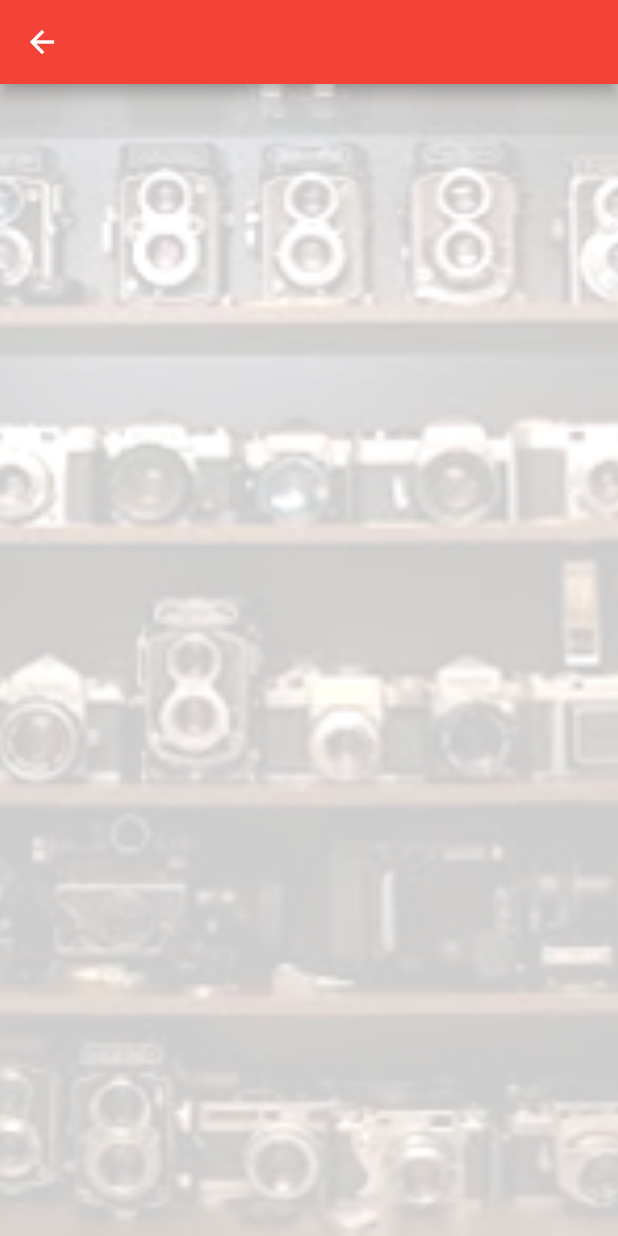
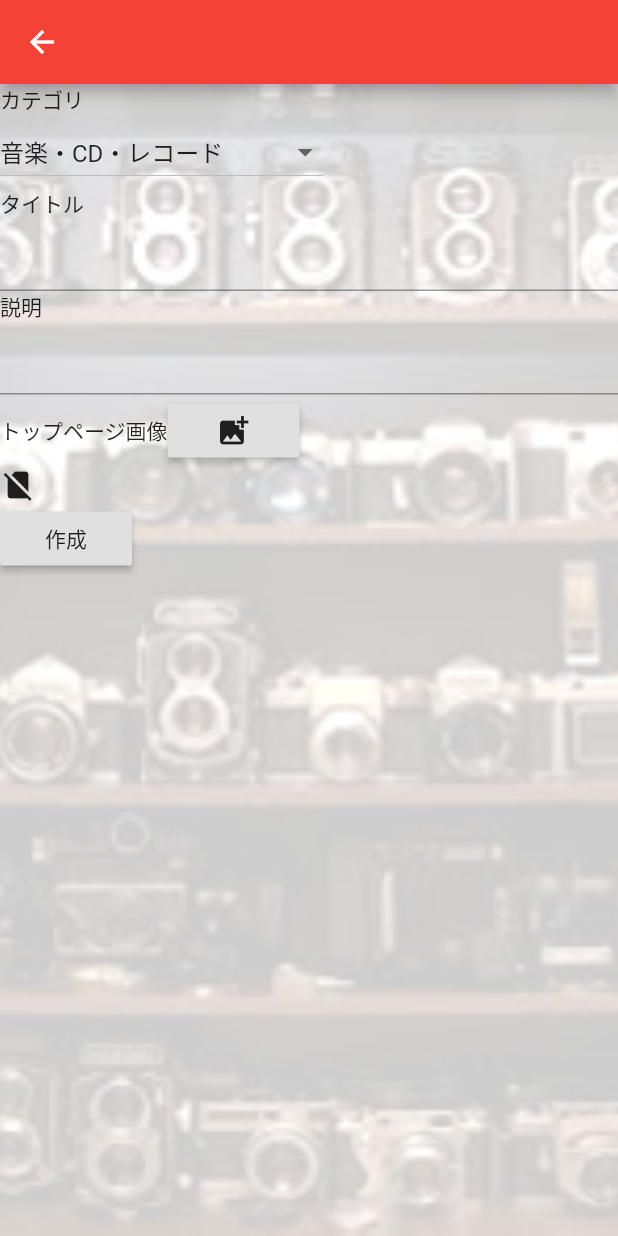
Before and after one commit to naito-yuki/PSPT, a Flutter app: the CreateMyRoom screen opened by its route, on a phone screen of 412 x 824 dp. Run offline on Flutter 3.47's test engine with Material 2 defaults, Android fonts, the phone set to English and light mode, and no system bars; our stand-ins replace image_picker.

Commit message:
各自担当分マージ

```diff
--- a/my_colle/lib/CreateMyRoom.dart
+++ b/my_colle/lib/CreateMyRoom.dart
@@ -1,5 +1,6 @@
 import 'dart:io';
 import 'package:flutter/material.dart';
+import 'package:image_picker/image_picker.dart';
 import 'package:my_colle/Data.dart';
 
 class CreateMyRoom extends StatefulWidget {
@@ -10,6 +11,16 @@ class CreateMyRoom extends StatefulWidget {
 class _CreateMyRoomState extends State<CreateMyRoom> {
   File imageFile;
   String categoryVal = Data.categoryList[1];
+
+  void _getImageFromDevice(ImageSource source) async {
+    var imageFile = await ImagePicker.pickImage(source: source);
+    if (imageFile == null) {
+      return;
+    }
+    setState(() {
+      this.imageFile = imageFile;
+    });
+  }
 
   @override
   Widget build(BuildContext context) {
@@ -24,41 +35,61 @@ class _CreateMyRoomState extends State<CreateMyRoom> {
               fit: BoxFit.cover,
             ),
           ),
-//           Column(
-//             children: <Widget>[
-//               Text('カテゴリ'),
-//               DropdownButton<String>(
-//                 value: categoryVal,
-//                 onChanged: (String newValue) {
-//                   setState(() {
-//                     categoryVal = newValue;
-//                   });
-//                 },
-//                 items: Data.categoryList.map<DropdownMenuItem<String>>(
-//                    (String value) {
-//                     return DropdownMenuItem<String>(
-//                       value: value,
-//                       child: Text(value),
-//                     );
-//                   }
-//                 ).toList(),
-//               ),
-//               Text('タイトル'),
-//               TextField(
-//                 keyboardType: TextInputType.multiline,
-//                 maxLines: 1,
-//               ),
-//               Text('説明'),
-//               TextField(
-//                 keyboardType: TextInputType.multiline,
-//                 maxLines: null,
-//               ),
-//               Text('トップページ画像'),
-//               Image.asset('images/meat_the_beatles.jpg'),
-//             ],
-//           ),
-          // (imageFile != null)
-//
+          Column(
+            crossAxisAlignment: CrossAxisAlignment.start,
+            children: <Widget>[
+              Text('カテゴリ'),
+              DropdownButton<String>(
+                value: categoryVal,
+                onChanged: (String newValue) {
+                  setState(() {
+                    categoryVal = newValue;
+                  });
+                },
+                items: Data.categoryList.map<DropdownMenuItem<String>>(
+                   (String value) {
+                    return DropdownMenuItem<String>(
+                      value: value,
+                      child: Text(value),
+                    );
+                  }
+                ).toList(),
+              ),
+              Text('タイトル'),
+              TextField(
+                keyboardType: TextInputType.multiline,
+                maxLines: 1,
+              ),
+              Text('説明'),
+              TextField(
+                keyboardType: TextInputType.multiline,
+                maxLines: null,
+              ),
+              Row(
+                children: <Widget>[
+                  Text('トップページ画像'),
+                  RaisedButton(
+                    child: Icon(Icons.add_photo_alternate),
+                    onPressed: () {
+                      _getImageFromDevice(ImageSource.gallery);
+                    },
+                  ),
+                ],
+              ),
+              (imageFile == null)
+                ? Icon(Icons.no_sim)
+                : Image.file(imageFile,
+                  height: 200.0,
+                  width: 200.0,
+                ),
+              RaisedButton(
+                child: Text('作成'),
+                onPressed: () {
+                }
+              ),
+            ],
+          ),
+
         ],
       )
     );
--- a/my_colle/lib/Top.dart
+++ b/my_colle/lib/Top.dart
@@ -2,7 +2,9 @@ import 'package:flutter/material.dart';
 import 'package:my_colle/Style.dart';
 
 class Top extends StatelessWidget {
+
   Size size;
+
   @override
   Widget build(BuildContext context) {
     this.size = MediaQuery.of(context).size;
@@ -131,7 +133,7 @@ class Top extends StatelessWidget {
                         padding: EdgeInsets.all(10.0),
                       ),
                       onPressed: () {
-                        Navigator.pushNamed(context, '/ColleDtl');
+                        Navigator.pushNamed(context, '/CreMyRm');
                       },
                       padding: EdgeInsets.all(0.0),
                     ),
```
Also changed, not shown: my_colle/lib/CategoryList.dart (added, +167 -0 lines), my_colle/lib/MyRoomTop.dart (added, +56 -0 lines), my_colle/lib/main.dart (+10 -4 lines), my_colle/images/myRoomTop.jpg (added).
